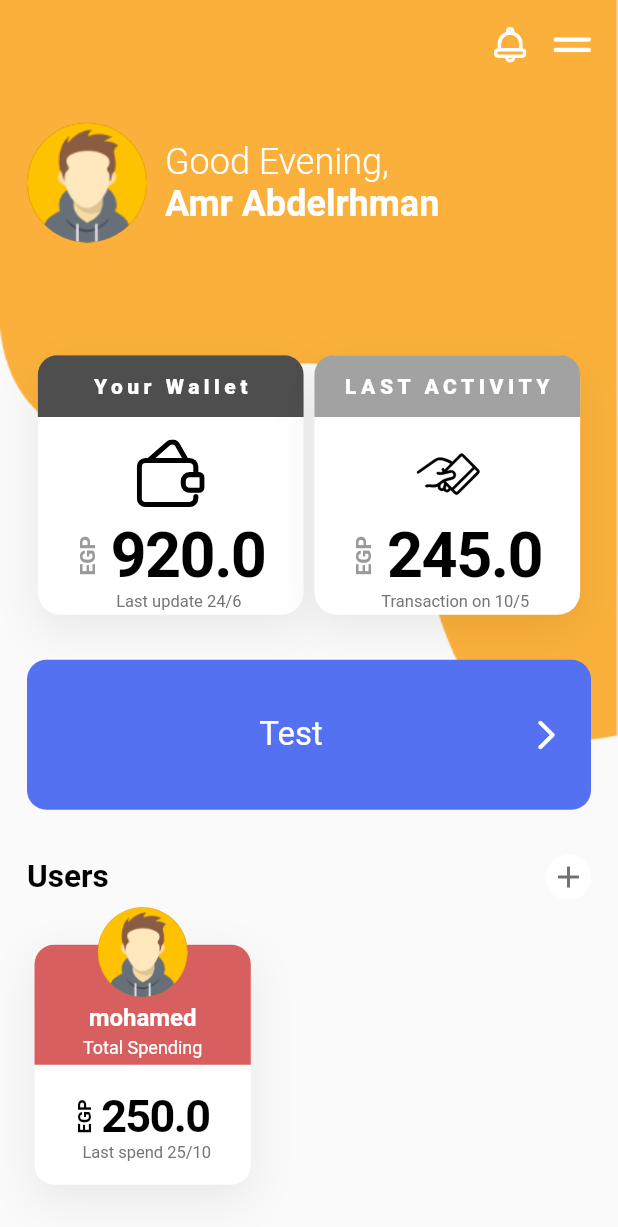
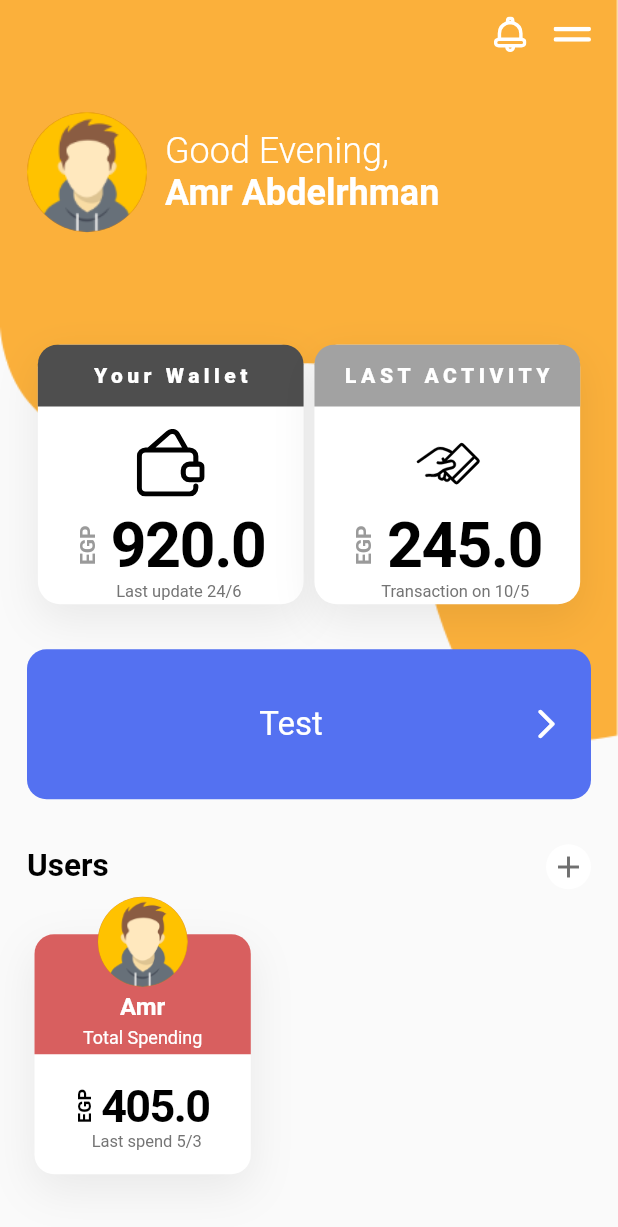
Before and after one commit to amrabdelrhman423/task_systel, a Flutter app: the HomePage screen opened by its route, after a tap on the "add" icon, on a phone screen of 412 x 824 dp. Shown: the top 1227 px of the screen. Run offline on Flutter 3.47's test engine with Material 2 defaults, Android fonts, the phone set to English and light mode, and no system bars; our stand-ins replace bloc, dartz, flutter_bloc, flutter_svg, parse_server_sdk_flutter, sqflite; accounts and stored records are empty; network calls fail; Roboto replaces fonts that are missing (SF Compact Display).

Commit message:
cleaning code

```diff
--- a/lib/app/app.dart
+++ b/lib/app/app.dart
@@ -24,6 +24,7 @@ class _MyAppState extends State<MyApp> {
   Widget build(BuildContext context) {
     return MaterialApp(
       debugShowCheckedModeBanner: false,
+      scrollBehavior:NoGlow(),
       theme: getApplicationTheme(),
       onGenerateRoute: RouteGenerator.getroute,
       initialRoute: Routes.loginScreen,
@@ -31,36 +32,10 @@ class _MyAppState extends State<MyApp> {
   }
 }
 
-
-
-// class Test extends StatelessWidget {
-//   const Test({Key? key}) : super(key: key);
-//
-//   void updateAppState(){
-//     MyApp().appState=11;
-//   }
-//
-//   void getAppState(){
-//     print(MyApp().appState);
-//   }
-//   @override
-//   Widget build(BuildContext context) {
-//     return Container();
-//   }
-// }
-//
-// class Test2 extends StatelessWidget {
-//   const Test2({Key? key}) : super(key: key);
-//
-//   void updateAppState(){
-//     MyApp().appState=11;
-//   }
-//
-//   void getAppState(){
-//     print(MyApp().appState);
-//   }
-//   @override
-//   Widget build(BuildContext context) {
-//     return Container();
-//   }
-// }
+class NoGlow extends ScrollBehavior {
+  @override
+  Widget buildViewportChrome(
+      BuildContext context, Widget child, AxisDirection axisDirection) {
+    return child;
+  }
+}
--- a/lib/app/constants.dart
+++ b/lib/app/constants.dart
@@ -1,21 +1,18 @@
-class Constants{
-  // static const String baseUrl="https://amrabdelrhman.mocklab.io/";
-  static const EMPTY="";
-  static const ZERO=0;
-  static const USERNAMEOREMAIL='Username or Email';
-  static const PASSWORD='Password';
-  static const REGISTERLOGIN='Register/Log in';
-  static const keyParseServerUrl="https://test.voycephone.com/parse";
-  static const keyParseApplicationId="com.voyce";
-  static const CredentialError="Credentials are incorrect";
-  static const InternetError="check Your internet";
-  static const RegisterSucess="successfully registeredٍ";
-  // static const String APPLICATION_JSON = "application/json";
-  // static const String CONTENT_TYPE = "content-type";
-  // static const String ACCEPT = "accept";
-  // static const String AUTHORIZATION = "authorization";
-  // static const String DEFAULT_LANGUAGE = "langauge";
-  // static const String TOKEN ="send token Here";
-  // static const int API_TIME=60*1000;
-
+class Constants {
+  static const EMPTY = "";
+  static const ZERO = 0;
+  static const USERNAMEOREMAIL = 'Username or Email';
+  static const PASSWORD = 'Password';
+  static const REGISTERLOGIN = 'Register/Log in';
+  static const keyParseServerUrl = "https://test.voycephone.com/parse";
+  static const keyParseApplicationId = "com.voyce";
+  static const CredentialError = "Credentials are incorrect";
+  static const InternetError = "check Your internet";
+  static const RegisterSucess = "successfully registeredٍ";
+  static const Users = 'Users';
+  static const MyUserName = 'Amr Abdelrhman';
+  static const GoodEvening = 'Good Evening,\n';
+  static const List UserNames = ["Amr", "Ali", "Ahmed", "Nermin", "Mohamed"];
+  static const List UserAmount = ["250.0", "350.0", "405.0", "750.0", "150.0"];
+  static const List Userdate = ["25/3", "24/2", "15/5", "5/3", "30/4"];
 }
--- a/lib/data/data_source/local_database.dart
+++ b/lib/data/data_source/local_database.dart
@@ -1,3 +1,4 @@
+import 'package:flutter/foundation.dart';
 import 'package:sqflite/sqflite.dart';
 
 class LocalDataSource {
@@ -6,18 +7,24 @@ class LocalDataSource {
   static Future createDatabase() async {
     dataBase = await openDatabase('users.db', version: 1,
         onCreate: (database, version) {
-      print("database Created");
+      if (kDebugMode) {
+        print("database Created");
+      }
       database
           .execute(
               'CREATE TABLE users (id INTEGER PRIMARY KEY, username TEXT,amount TEXT ,date TEXT)')
           .then((value) {
       }).catchError((onError) {
-        print(onError.toString());
+        if (kDebugMode) {
+          print(onError.toString());
+        }
       });
 
     }, onOpen: (database) {
       getDatabase(database);
-      print("database opened");
+      if (kDebugMode) {
+        print("database opened");
+      }
     },
     );
     return dataBase;
@@ -41,10 +48,14 @@ class LocalDataSource {
           .rawInsert(
               "INSERT INTO users(username,amount,date) VALUES('$username','$amount','$date')")
           .then((value) {
-        print('${value}  inserted Successfully');
+        if (kDebugMode) {
+          print('$value  inserted Successfully');
+        }
         getDatabase(dataBase);
       }).catchError((onError) {
-        print(onError.toString());
+        if (kDebugMode) {
+          print(onError.toString());
+        }
       });
     });
   }
--- a/lib/domain/usecases/connect_server_usecase.dart
+++ b/lib/domain/usecases/connect_server_usecase.dart
@@ -1,4 +1,5 @@
 import 'package:dartz/dartz.dart';
+import 'package:flutter/foundation.dart';
 import 'package:parse_server_sdk_flutter/parse_server_sdk.dart';
 import 'package:task_systel/app/constants.dart';
 import 'package:task_systel/app/failure.dart';
@@ -12,14 +13,20 @@ class ConnectToServer implements UseCase<bool, NoParams> {
           Constants.keyParseApplicationId, Constants.keyParseServerUrl);
       final ParseResponse response = await Parse().healthCheck();
       if (response.success) {
-        print("Sucess");
+        if (kDebugMode) {
+          print("Sucess");
+        }
         return const Right(true);
       } else {
-        print("Faild"+response.error.toString());
+        if (kDebugMode) {
+          print("Faild"+response.error.toString());
+        }
         return Left(Failure(Constants.CredentialError));
       }
     } catch (e) {
-      print("Faild with error");
+      if (kDebugMode) {
+        print("Faild with error");
+      }
 
       return Left(Failure(Constants.InternetError));
     }
--- a/lib/domain/usecases/login_usecase.dart
+++ b/lib/domain/usecases/login_usecase.dart
@@ -1,4 +1,5 @@
 import 'package:dartz/dartz.dart';
+import 'package:flutter/foundation.dart';
 import 'package:parse_server_sdk_flutter/parse_server_sdk.dart';
 import 'package:task_systel/app/failure.dart';
 import 'package:task_systel/app/usecase.dart';
@@ -16,10 +17,14 @@ class LoginUseCase implements UseCase<AuthState, UserLoginModel> {
           ParseUser(params.username, params.password, params.email);
       ParseResponse response = await user.login();
       if (response.success) {
-        print("Sucess");
+        if (kDebugMode) {
+          print("Sucess");
+        }
         return Right(LoginState());
       } else {
-        print("Register");
+        if (kDebugMode) {
+          print("Register");
+        }
         if (params.email.isValidEmail) {
           final userregister = ParseUser.createUser(
               params.username, params.password, params.email);
@@ -30,7 +35,9 @@ class LoginUseCase implements UseCase<AuthState, UserLoginModel> {
         }
       }
     } catch (e) {
-      print("Faild with error");
+      if (kDebugMode) {
+        print("Faild with error");
+      }
 
       return Left(Failure(Constants.InternetError));
     }
--- a/lib/main.dart
+++ b/lib/main.dart
@@ -1,14 +1,17 @@
 import 'package:flutter/material.dart';
-import 'package:parse_server_sdk_flutter/parse_server_sdk.dart';
-import 'package:intl/intl.dart';
 
 import 'app/app.dart';
 
-void main() async{
+void main() async {
   WidgetsFlutterBinding.ensureInitialized();
-  DateTime dateTime=DateTime.now();
-  var inputFormat = DateFormat('dd/MM');
-  print(inputFormat.format(dateTime));
-  // print(inputDate);
-    runApp(MyApp());
+  runApp(
+       MyApp(), // Wrap your app
+  );
+
+  // runApp(
+  //   DevicePreview(
+  //     enabled: !kReleaseMode,
+  //     builder: (context) => MyApp(), // Wrap your app
+  //   ),
+  // );
 }
--- a/lib/presentaion/auth/bloc/bloc.dart
+++ b/lib/presentaion/auth/bloc/bloc.dart
@@ -1,18 +1,16 @@
 import 'package:dartz/dartz.dart';
-import 'package:flutter/foundation.dart';
 import 'package:flutter/material.dart';
 import 'package:flutter_bloc/flutter_bloc.dart';
 import 'package:task_systel/app/usecase.dart';
 import 'package:task_systel/data/models/user_login_model.dart';
 import 'package:task_systel/domain/usecases/connect_server_usecase.dart';
-// import 'package:task_systel/domain/usecases/register_usecase.dart';
 import 'package:task_systel/presentaion/auth/bloc/state.dart';
 
 import '../../../app/failure.dart';
 import '../../../domain/usecases/login_usecase.dart';
 import 'event.dart';
 
-class AuthBloc extends Bloc<AuthEvent, AuthState> {
+class AuthBloc extends Bloc<AuthEvent, AuthState>{
   AuthBloc() : super(IntialState()) {
     on<InitEvent>((event, emit) => _init(emit));
     on<LoginEvent>((event, emit) => _login(emit));
@@ -22,7 +20,6 @@ class AuthBloc extends Bloc<AuthEvent, AuthState> {
   TextEditingController passwordController = TextEditingController();
   final ConnectToServer connectToServer = ConnectToServer();
   final LoginUseCase loginUseCase = LoginUseCase();
-  // final RegisterUserCase registerUserCase = RegisterUserCase();
 
   _init(Emitter<AuthState> emit) async {
     Either<Failure, bool> response = await connectToServer(NoParams());
--- a/lib/presentaion/home/bloc/bloc.dart
+++ b/lib/presentaion/home/bloc/bloc.dart
@@ -1,4 +1,5 @@
 import 'package:bloc/bloc.dart';
+import 'package:flutter/foundation.dart';
 import 'package:sqflite/sqflite.dart';
 import 'package:task_systel/data/data_source/local_database.dart';
 
@@ -13,13 +14,17 @@ class HomeBloc extends Bloc<HomeEvent, HomeState> {
   }
 
   _init() async{
-    print("HHHHHHHHI DB");
+    if (kDebugMode) {
+      print("HI DB");
+    }
    Database database=await LocalDataSource.createDatabase();
    emit(DatabaseCreatedState());
   }
 
   adduser({required username,required amount,required date})async{
-    print('add user');
+    if (kDebugMode) {
+      print('Add User');
+    }
     await LocalDataSource.insetDatabase(username: username, amount: amount, date: date);
     emit(AddUserState());
   }
--- a/lib/presentaion/home/view.dart
+++ b/lib/presentaion/home/view.dart
@@ -21,11 +21,10 @@ class HomePage extends StatelessWidget {
   }
 
   Widget _buildPage(BuildContext context) {
-    // final bloc = BlocProvider.of<HomeBloc>(context);
 
     return Scaffold(
       body: Stack(
-        children: [
+        children:  [
           const CustomBackground(),
           BodyHomeWidget(),
         ],
--- a/lib/presentaion/home/widgets/background_widget.dart
+++ b/lib/presentaion/home/widgets/background_widget.dart
@@ -10,7 +10,7 @@ class CustomBackground extends StatelessWidget {
   Widget build(BuildContext context) {
     return Container(
       height:MediaQuery.of(context).size.height*0.6,
-      width: MediaQuery.of(context).size.width,
+      width: double.infinity,
       decoration: const BoxDecoration(
         image: DecorationImage(
           image: AssetImage(ImageAssets.BackgroundHome),
--- a/lib/presentaion/home/widgets/body_home_widget.dart
+++ b/lib/presentaion/home/widgets/body_home_widget.dart
@@ -1,6 +1,9 @@
+import 'dart:math';
+
 import 'package:flutter/cupertino.dart';
 import 'package:flutter/material.dart';
 import 'package:flutter_bloc/flutter_bloc.dart';
+import 'package:task_systel/app/constants.dart';
 import 'package:task_systel/data/data_source/local_database.dart';
 import 'package:task_systel/presentaion/home/bloc/bloc.dart';
 import 'package:task_systel/presentaion/home/widgets/welcom_username_widget.dart';
@@ -12,6 +15,7 @@ import 'appbar_home_widget.dart';
 import 'button_test_widget.dart';
 import 'card_user_details_widget.dart';
 import 'card_wallet_details_widget.dart';
+import 'cards_wallet_payment_widget.dart';
 
 class BodyHomeWidget extends StatelessWidget {
   const BodyHomeWidget({Key? key}) : super(key: key);
@@ -19,42 +23,26 @@ class BodyHomeWidget extends StatelessWidget {
   @override
   Widget build(BuildContext context) {
     final bloc = BlocProvider.of<HomeBloc>(context);
-
+    var random = Random();
     return SafeArea(
         child: Padding(
-      padding: const EdgeInsets.symmetric(
-          horizontal: AppPadding.p18, vertical: AppPadding.p18),
+      padding: const EdgeInsets.only(
+          right: AppPadding.p18,left: AppPadding.p18),
       child: SingleChildScrollView(
-        physics: BouncingScrollPhysics(),
         child: Column(
           children: [
-            AppBarHomeWidget(),
+            const SizedBox(
+              height: AppSize.s11,
+            ),
+            const AppBarHomeWidget(),
             const SizedBox(
               height: AppSize.s40,
             ),
-            WelcomeUserNameWidget(),
+            const WelcomeUserNameWidget(),
             const SizedBox(
               height: AppSize.s75,
             ),
-            Row(
-              mainAxisAlignment: MainAxisAlignment.spaceEvenly,
-              children: [
-                CardWalletDetailsWidget(
-                  date: "Last update 24/6",
-                  amount:"920.0" ,
-                  title: "Your Wallet",
-                  imagePath: ImageAssets.imagesWallet,
-                  colorHeader: ColorManager.walletColor,
-                ),
-                CardWalletDetailsWidget(
-                  colorHeader: ColorManager.last_activity,
-                  imagePath: ImageAssets.imagesPayment,
-                  title: "LAST ACTIVITY",
-                  date: "Transaction on 10/5",
-                  amount: "245.0",
-                )
-              ],
-            ),
+            const CardsWalletPaymentWidget(),
             const SizedBox(
               height: AppSize.s30,
             ),
@@ -65,9 +53,9 @@ class BodyHomeWidget extends StatelessWidget {
             Row(
               mainAxisAlignment: MainAxisAlignment.spaceBetween,
               children: [
-                Text(
-                  'Users',
-                  style: TextStyle(
+                 const Text(
+                  Constants.Users,
+                  style:TextStyle(
                     fontSize: AppSize.s21,
                     color: ColorManager.BlackColor,
                     fontWeight: FontWeight.w700,
@@ -76,7 +64,13 @@ class BodyHomeWidget extends StatelessWidget {
                 ),
                 InkWell(
                   onTap: () {
-                      bloc.adduser(username: "mohamed", amount: "250.0", date: "25/10");
+                    bloc.adduser(
+                        username: Constants.UserNames[
+                            random.nextInt(Constants.UserNames.length)],
+                        amount: Constants.UserAmount[
+                            random.nextInt(Constants.UserAmount.length)],
+                        date: Constants.Userdate[
+                            random.nextInt(Constants.Userdate.length)]);
                   },
                   child: Container(
                     width: AppSize.s30,
@@ -86,7 +80,7 @@ class BodyHomeWidget extends StatelessWidget {
                       borderRadius:
                           BorderRadius.all(Radius.elliptical(9999.0, 9999.0)),
                     ),
-                    child: Icon(
+                    child: const Icon(
                       Icons.add,
                       color: Color(0xff707070),
                     ),
@@ -97,11 +91,11 @@ class BodyHomeWidget extends StatelessWidget {
             const SizedBox(
               height: AppSize.s30,
             ),
-            Container(
+            SizedBox(
               width: MediaQuery.of(context).size.width,
               height: 160,
               child: ListView.builder(
-                physics: BouncingScrollPhysics(),
+                physics: const BouncingScrollPhysics(),
                 clipBehavior: Clip.none,
                 scrollDirection: Axis.horizontal,
                 itemCount: LocalDataSource.usersName.length,
@@ -112,12 +106,12 @@ class BodyHomeWidget extends StatelessWidget {
                     date: LocalDataSource.usersName[index]["date"],
                     amount: LocalDataSource.usersName[index]["amount"],
                   ),
-                ),),
+                ),
+              ),
             )
           ],
         ),
       ),
     ));
-    ;
   }
 }
--- /dev/null
+++ b/lib/presentaion/home/widgets/cards_wallet_payment_widget.dart
@@ -0,0 +1,32 @@
+import 'package:flutter/material.dart';
+
+import '../../resources/assets_managet.dart';
+import '../../resources/color_manager.dart';
+import 'card_wallet_details_widget.dart';
+
+class CardsWalletPaymentWidget extends StatelessWidget {
+  const CardsWalletPaymentWidget({Key? key}) : super(key: key);
+
+  @override
+  Widget build(BuildContext context) {
+    return Row(
+      mainAxisAlignment: MainAxisAlignment.spaceEvenly,
+      children: [
+        CardWalletDetailsWidget(
+          date: "Last update 24/6",
+          amount: "920.0",
+          title: "Your Wallet",
+          imagePath: ImageAssets.imagesWallet,
+          colorHeader: ColorManager.walletColor,
+        ),
+        CardWalletDetailsWidget(
+          colorHeader: ColorManager.last_activity,
+          imagePath: ImageAssets.imagesPayment,
+          title: "LAST ACTIVITY",
+          date: "Transaction on 10/5",
+          amount: "245.0",
+        )
+      ],
+    );
+  }
+}
--- a/lib/presentaion/home/widgets/welcom_username_widget.dart
+++ b/lib/presentaion/home/widgets/welcom_username_widget.dart
@@ -1,9 +1,11 @@
 import 'package:flutter/material.dart';
+import 'package:task_systel/app/constants.dart';
 
 import '../../resources/assets_managet.dart';
 import '../../resources/color_manager.dart';
 import '../../resources/font_manager.dart';
 import '../../resources/values_manager.dart';
+
 class WelcomeUserNameWidget extends StatelessWidget {
   const WelcomeUserNameWidget({Key? key}) : super(key: key);
 
@@ -21,19 +23,19 @@ class WelcomeUserNameWidget extends StatelessWidget {
         Text.rich(
           TextSpan(
             style: TextStyle(
-              fontFamily:FontsConstants.fontFamily ,
+              fontFamily: FontsConstants.fontFamily,
               fontSize: AppSize.s24,
               color: ColorManager.white,
             ),
             children: [
               TextSpan(
-                text: 'Good Evening,\n',
+                text: Constants.GoodEvening,
                 style: TextStyle(
                   fontWeight: FontWeight.w300,
                 ),
               ),
               TextSpan(
-                text: 'Amr Abdelrhman',
+                text: Constants.MyUserName,
                 style: TextStyle(
                   fontWeight: FontWeight.w600,
                 ),
--- a/lib/presentaion/resources/theme_manager.dart
+++ b/lib/presentaion/resources/theme_manager.dart
@@ -15,6 +15,7 @@ ThemeData getApplicationTheme() {
       primaryColorDark: ColorManager.darkPrimary,
       disabledColor: ColorManager.BlackColor,
       splashColor: Colors.transparent, //ripple effect Color
+
       backgroundColor: ColorManager.BackgroundScaffoldColor,
       //cardView theme
       cardTheme: CardTheme(
--- a/pubspec.yaml
+++ b/pubspec.yaml
@@ -26,6 +26,7 @@ environment:
 # dependencies can be manually updated by changing the version numbers below to
 # the latest version available on pub.dev. To see which dependencies have newer
 # versions available, run `flutter pub outdated`.
+
 dependencies:
   flutter:
     sdk: flutter
@@ -36,6 +37,7 @@ dependencies:
   cupertino_icons: ^1.0.2
   flutter_bloc: ^8.1.1
   intl: ^0.17.0
+  device_preview:
   sqflite:
   flutter_svg:
   dartz:
```
Also changed, not shown: pubspec.lock.
